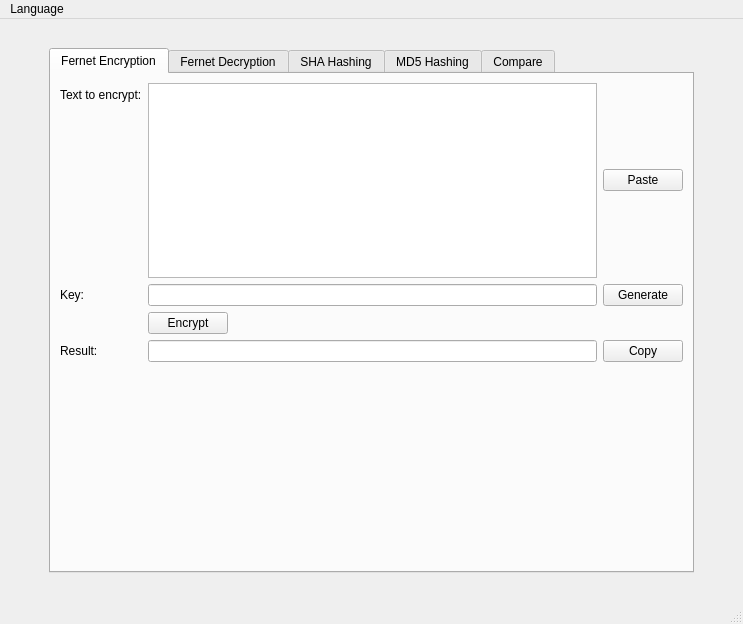
Above: design.ui from germanivanov0719/Cryptography before the change. Below: the same form after it.
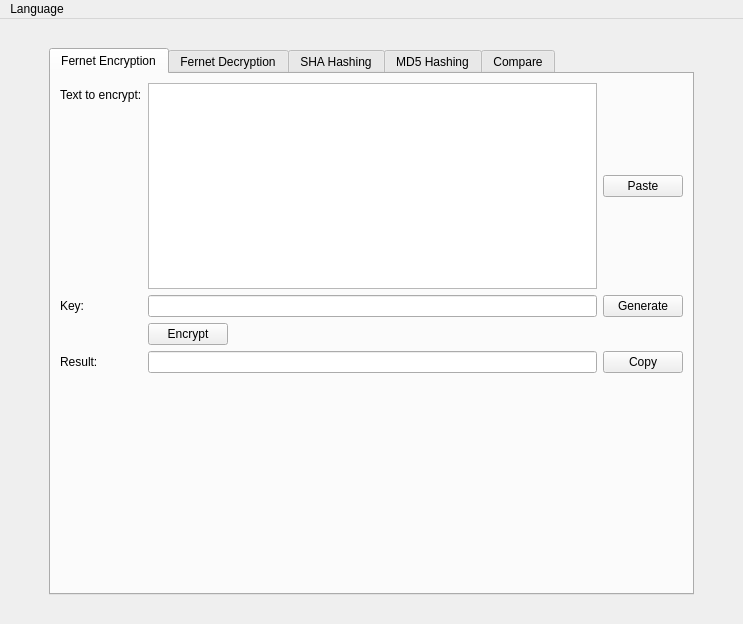
That is the form after the change. The open tabs and pages were chosen to show the change.

The edit to the form file:
```diff
--- a/design.ui
+++ b/design.ui
@@ -154,7 +154,7 @@
        <bool>false</bool>
       </property>
       <property name="tabBarAutoHide">
-       <bool>false</bool>
+       <bool>true</bool>
       </property>
       <widget class="QWidget" name="tab_fernet_encrypt">
        <property name="accessibleName">
@@ -1051,7 +1051,6 @@
    </widget>
    <addaction name="menuLanguage"/>
   </widget>
-  <widget class="QStatusBar" name="statusbar"/>
   <action name="menuEnglish">
    <property name="checkable">
     <bool>true</bool>
```
Left out of the diff: 2 changed lines with no effect on the pictures.
